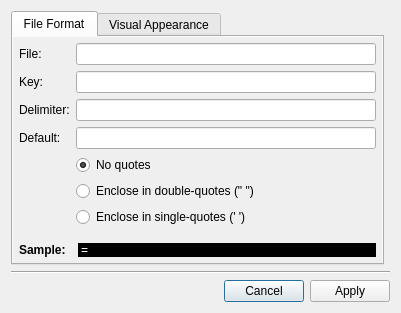
This is src-qt4/EasyPBI/SConfigDialog.ui in trueos/pcbsd as Qt 5 draws it before an edit. The edited form follows.
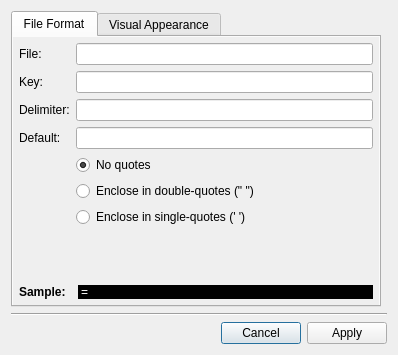
This is the edited form. Icons and pictures are not drawn.

Patch:
```diff
--- a/src-qt4/EasyPBI/SConfigDialog.ui
+++ b/src-qt4/EasyPBI/SConfigDialog.ui
@@ -6,8 +6,8 @@
    <rect>
     <x>0</x>
     <y>0</y>
-    <width>401</width>
-    <height>313</height>
+    <width>398</width>
+    <height>355</height>
    </rect>
   </property>
   <property name="windowTitle">
@@ -103,8 +103,8 @@
            <rect>
             <x>0</x>
             <y>0</y>
-            <width>377</width>
-            <height>224</height>
+            <width>374</width>
+            <height>266</height>
            </rect>
           </property>
           <layout class="QFormLayout" name="formLayout_2">
```
Left out of the diff: 2 changed lines with no effect on the pictures.
